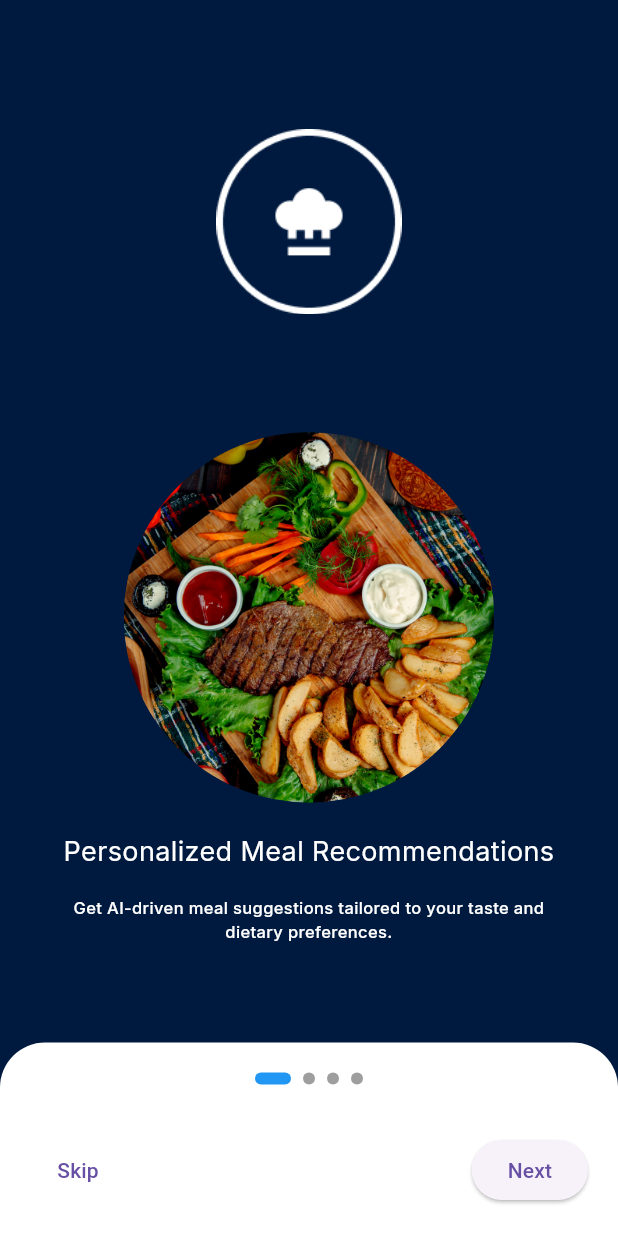
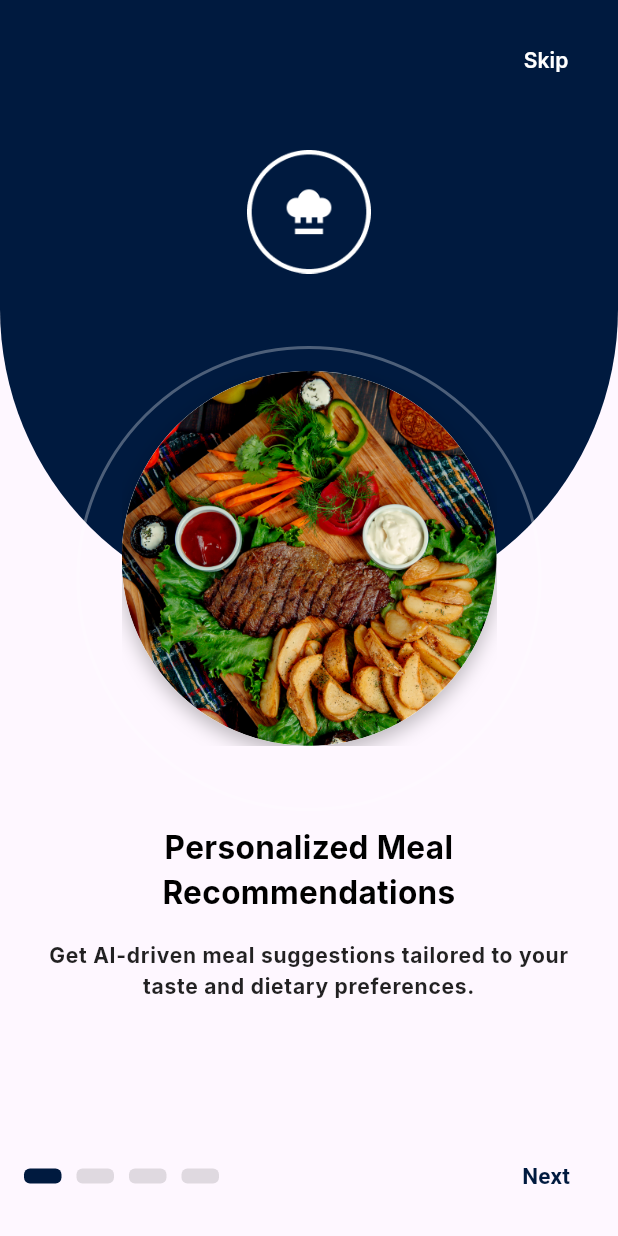
Before and after one commit to MuhammedZain15/meal_recommendation, a Flutter app: the screen it shows after launch, on a phone screen of 412 x 824 dp. Run offline on Flutter 3.47's test engine with Material 3 defaults, Android fonts, the phone set to English and light mode, and no system bars; drawn by our look-alikes of smooth_page_indicator; our stand-ins replace animate_do, bloc, flutter_screenutil, gap, go_router, google_fonts.

Commit message:
fix-onboarding-error done

```diff
--- a/lib/core/utils/app_router.dart
+++ b/lib/core/utils/app_router.dart
@@ -1,6 +1,7 @@
 import 'package:go_router/go_router.dart';
 import 'package:meal_recommendation/features/home/presentation/view/home_view.dart';
 import 'package:meal_recommendation/features/onboarding/onboarding_view.dart';
+import 'package:meal_recommendation/features/splash/splash_view.dart';
 
 import '../../features/auth/login/presentation/view/login_view.dart';
 import '../../features/auth/register/presentation/view/register_view.dart';
@@ -20,9 +21,9 @@ abstract class AppRouter {
     initialLocation: kSplashView,
     routes: [
       GoRoute(
-        path: '/',
+        path: kSplashView,
         builder: (context, state) {
-          return OnboardingView();
+          return SplashView();
         },
       ),
       GoRoute(
--- a/lib/features/onboarding/widgets/onboarding_controls.dart
+++ b/lib/features/onboarding/widgets/onboarding_controls.dart
@@ -1,69 +1,149 @@
 import 'package:flutter/material.dart';
-import 'package:go_router/go_router.dart';
-import 'package:smooth_page_indicator/smooth_page_indicator.dart';
-import '../../../core/utils/app_router.dart';
-import '../Onboarding_page_model.dart';
+import 'package:meal_recommendation/core/utils/app_colors.dart';
 
-class OnboardingControls extends StatelessWidget {
-  final PageController controller;
-  final bool isLastPage;
+class NavigationRow extends StatelessWidget {
+  final int currentPage;
+  final int totalPages;
+  final PageController pageController;
+  final VoidCallback onLoginPressed;
 
-  const OnboardingControls({
+  const NavigationRow({
     super.key,
-    required this.controller,
-    required this.isLastPage,
+    required this.currentPage,
+    required this.totalPages,
+    required this.pageController,
+    required this.onLoginPressed,
   });
 
   @override
   Widget build(BuildContext context) {
-    double screenWidth = MediaQuery.of(context).size.width;
-    double screenHeight = MediaQuery.of(context).size.height;
-    return Container(
-      padding: const EdgeInsets.symmetric(horizontal: 20, vertical: 20),
-      decoration: const BoxDecoration(
-        color: Colors.white,
-        borderRadius: BorderRadius.only(
-          topLeft: Radius.circular(30),
-          topRight: Radius.circular(30),
-        ),
-      ),
-      child: Column(
+    return Padding(
+      padding: const EdgeInsets.all(16.0),
+      child: Row(
+        mainAxisAlignment: MainAxisAlignment.spaceBetween,
         children: [
-          SmoothPageIndicator(
-            controller: controller,
-            count: onboardingPages.length,
-            effect: const ExpandingDotsEffect(
-              activeDotColor: Colors.blue,
-              dotHeight: 8,
-              dotWidth: 8,
-            ),
-          ),
-           SizedBox(height: screenHeight * 0.04),
-          Row(
-            mainAxisAlignment: MainAxisAlignment.spaceBetween,
-            children: [
-              TextButton(
-                onPressed:
-                    () => controller.jumpToPage(onboardingPages.length - 1),
-                child: const Text("Skip"),
-              ),
-              ElevatedButton(
-                onPressed: () {
-                  if (isLastPage) {
-                    GoRouter.of(context).push(AppRouter.kLoginView);
-                  } else {
-                    controller.nextPage(
-                      duration: const Duration(milliseconds: 200),
-                      curve: Curves.ease,
-                    );
-                  }
-                },
-                child: Text(isLastPage ? "Login" : "Next"),
-              ),
-            ],
+          if (currentPage > 0)
+            PreviousButton(pageController: pageController),
+          PageIndicators(currentPage: currentPage, totalPages: totalPages),
+          NavigationButton(
+            currentPage: currentPage,
+            totalPages: totalPages,
+            pageController: pageController,
+            onLoginPressed: onLoginPressed,
           ),
         ],
       ),
     );
   }
 }
+
+// ======== Page Indicators ========
+class PageIndicators extends StatelessWidget {
+  final int currentPage;
+  final int totalPages;
+
+  const PageIndicators({
+    required this.currentPage,
+    required this.totalPages,
+    super.key,
+  });
+
+  @override
+  Widget build(BuildContext context) {
+    return Row(
+      children: List.generate(
+        totalPages,
+            (index) => Padding(
+          padding: const EdgeInsets.only(right: 10),
+          child: TweenAnimationBuilder<Color?>(
+            tween: ColorTween(
+              begin: Colors.black12,
+              end: currentPage == index ? AppColors.kPrimary : Colors.black12,
+            ),
+            duration: const Duration(milliseconds: 500),
+            builder: (context, color, child) {
+              return Container(
+                width: 25,
+                height: 10,
+                decoration: BoxDecoration(
+                  color: color,
+                  shape: BoxShape.rectangle,
+                  borderRadius: BorderRadius.circular(4),
+                ),
+              );
+            },
+          ),
+        ),
+      ),
+    );
+  }
+}
+
+// ======== Navigation Button (Next & Login) ========
+class NavigationButton extends StatelessWidget {
+  final int currentPage;
+  final int totalPages;
+  final PageController pageController;
+  final VoidCallback onLoginPressed;
+
+  const NavigationButton({super.key,
+    required this.currentPage,
+    required this.totalPages,
+    required this.pageController,
+    required this.onLoginPressed,
+  });
+
+  @override
+  Widget build(BuildContext context) {
+    return TextButton(
+      onPressed: () {
+        if (currentPage < totalPages - 1) {
+          pageController.nextPage(
+            duration: const Duration(milliseconds: 800),
+            curve: Curves.decelerate,
+          );
+        } else {
+          onLoginPressed();
+        }
+      },
+      child: Text(
+        currentPage == totalPages - 1 ? "Login" : "Next",
+        style: TextStyle(
+          fontWeight: FontWeight.w700,
+          fontSize: 15,
+          color: AppColors.kPrimary,
+        ),
+      ),
+    );
+  }
+}
+
+// ======== Previous Button ========
+class PreviousButton extends StatelessWidget {
+  final PageController pageController;
+
+  const PreviousButton({
+    required this.pageController,
+    super.key,
+  });
+
+  @override
+  Widget build(BuildContext context) {
+    return TextButton(
+      onPressed: () {
+        pageController.previousPage(
+          duration: const Duration(milliseconds: 800),
+          curve: Curves.decelerate,
+        );
+      },
+      child: Text(
+        "Previous",
+        style: TextStyle(
+          fontWeight: FontWeight.w700,
+          fontSize: 15,
+          color: AppColors.kPrimary,
+        ),
+      ),
+    );
+  }
+}
--- /dev/null
+++ b/lib/features/onboarding/widgets/onboarding_image.dart
@@ -0,0 +1,59 @@
+import 'package:flutter/material.dart';
+
+import '../Onboarding_page_model.dart';
+
+class OnboardingImage extends StatelessWidget {
+  final PageController pageController;
+  final List<OnboardingPageModel> onboardingContents;
+  final double height;
+  final double width;
+  final int currentPage;
+  final Function(int) onPageChanged;
+
+  const OnboardingImage({super.key,
+    required this.pageController,
+    required this.onboardingContents,
+    required this.height,
+    required this.width,
+    required this.currentPage,
+    required this.onPageChanged,
+  });
+
+  @override
+  Widget build(BuildContext context) {
+    return Positioned(
+      top: height * 0.30,
+      left: width * 0.5 - 125,
+      child: SizedBox(
+        height: 250,
+        width: 250,
+        child: PageView.builder(
+          controller: pageController,
+          itemCount: onboardingContents.length,
+          onPageChanged: onPageChanged,
+          itemBuilder: (context, index) {
+            return Container(
+              decoration: const BoxDecoration(
+                shape: BoxShape.circle,
+                boxShadow: [
+                  BoxShadow(
+                    color: Colors.black26,
+                    blurRadius: 10,
+                    offset: Offset(0, 5),
+                  ),
+                ],
+              ),
+              child: CircleAvatar(
+                radius: 125,
+                backgroundColor: Colors.white,
+                backgroundImage: AssetImage(
+                  onboardingContents[index].imagePath,
+                ),
+              ),
+            );
+          },
+        ),
+      ),
+    );
+  }
+}
--- a/lib/features/onboarding/widgets/onboarding_page.dart
+++ b/lib/features/onboarding/widgets/onboarding_page.dart
@@ -1,49 +1,48 @@
 import 'package:flutter/material.dart';
-import 'package:meal_recommendation/core/utils/app_images.dart';
 import 'package:meal_recommendation/core/utils/app_styles.dart';
 import '../Onboarding_page_model.dart';
 
 class OnboardingPage extends StatelessWidget {
-  final OnboardingPageModel page;
+  final int currentPage;
+  final List<OnboardingPageModel> onboardingContents;
+  final double height;
 
-  const OnboardingPage({super.key, required this.page});
+  const OnboardingPage({super.key,
+    required this.currentPage,
+    required this.onboardingContents,
+    required this.height,
+  });
 
   @override
   Widget build(BuildContext context) {
-    double screenWidth = MediaQuery.of(context).size.width;
-    double screenHeight = MediaQuery.of(context).size.height;
-    return Column(
-      mainAxisAlignment: MainAxisAlignment.center,
-      children: [
-        Image.asset(
-          AppImages.logo,
-          width: screenWidth * 0.3,
-          height: screenHeight * 0.2,
+    return Expanded(
+      child: Padding(
+        padding: const EdgeInsets.symmetric(horizontal: 24),
+        child: Column(
+          mainAxisAlignment: MainAxisAlignment.center,
+          children: [
+            Text(
+              onboardingContents[currentPage].title,
+              style: AppStyles.font21W700PrimaryColor.copyWith(
+                color: Colors.black,
+                fontWeight: FontWeight.bold,
+              ),
+              textAlign: TextAlign.center,
+            ),
+            SizedBox(height: height * 0.02),
+            Text(
+              onboardingContents[currentPage].description,
+              style: AppStyles.font21W700PrimaryColor.copyWith(
+                fontSize: 14,
+                color: Colors.black87,
+                letterSpacing: 0.5,
+                height: 1.5,
+              ),
+              textAlign: TextAlign.center,
+            ),
+          ],
         ),
-        SizedBox(height: screenHeight * 0.07),
-        ClipOval(
-          child: Image.asset(
-            page.imagePath,
-            width: screenWidth * 0.6,
-            fit: BoxFit.cover,
-          ),
-        ),
-        const SizedBox(height: 20),
-        Text(
-          page.title,
-          style: AppStyles.font18W400WhiteColor,
-          textAlign: TextAlign.center,
-        ),
-        SizedBox(height: screenHeight * 0.02),
-        Padding(
-          padding: const EdgeInsets.symmetric(horizontal: 30),
-          child: Text(
-            page.description,
-            style: AppStyles.font11W500WhiteColor,
-            textAlign: TextAlign.center,
-          ),
-        ),
-      ],
+      ),
     );
   }
 }
--- a/lib/features/onboarding/widgets/onboarding_view_body.dart
+++ b/lib/features/onboarding/widgets/onboarding_view_body.dart
@@ -1,44 +1,161 @@
 import 'package:flutter/material.dart';
-import 'package:meal_recommendation/core/utils/app_colors.dart';
-
+import 'package:go_router/go_router.dart';
+import 'package:meal_recommendation/core/utils/app_images.dart';
+import 'package:meal_recommendation/core/utils/app_router.dart';
+import 'package:meal_recommendation/core/utils/app_styles.dart';
+import '../../../core/utils/app_colors.dart';
 import '../Onboarding_page_model.dart';
 import 'onboarding_controls.dart';
+import 'onboarding_image.dart';
 import 'onboarding_page.dart';
 
 class OnboardingViewBody extends StatefulWidget {
   const OnboardingViewBody({super.key});
 
   @override
-  State<OnboardingViewBody> createState() => _OnboardingScreenState();
+  State<OnboardingViewBody> createState() => _OnBoardingScreenState();
 }
 
-class _OnboardingScreenState extends State<OnboardingViewBody> {
-  final PageController _controller = PageController();
-  bool isLastPage = false;
+class _OnBoardingScreenState extends State<OnboardingViewBody> {
+  int _currentPage = 0;
+  late PageController _pageController;
+
+  @override
+  void initState() {
+    super.initState();
+    _pageController = PageController(initialPage: 0);
+  }
+
+  @override
+  void dispose() {
+    _pageController.dispose();
+    super.dispose();
+  }
+
+  void _navigateToLogin() {
+    GoRouter.of(context).push(AppRouter.kLoginView);
+  }
 
   @override
   Widget build(BuildContext context) {
+    final Size screenSize = MediaQuery.of(context).size;
+    final double height = screenSize.height;
+    final double width = screenSize.width;
+
     return Scaffold(
-      body: Container(
-        decoration: BoxDecoration(color: AppColors.kPrimary),
+      body: Stack(
+        children: [
+          // Background and Border Containers
+          BackgroundColorStack(height: height, width: width),
+          // Main Content
+          SafeArea(
             child: Column(
               children: [
-            Expanded(
-              child: PageView(
-                controller: _controller,
+                // Skip Button
+                SkipButton(onPressed: _navigateToLogin),
+                // Logo
+                Padding(
+                  padding: const EdgeInsets.symmetric(vertical: 20),
+                  child: Image.asset(AppImages.logo, height: height * 0.1),
+                ),
+                const Spacer(),
+                OnboardingPage(
+                  currentPage: _currentPage,
+                  onboardingContents: onboardingPages,
+                  height: height,
+                ),
+                // Navigation Row
+                NavigationRow(
+                  currentPage: _currentPage,
+                  totalPages: onboardingPages.length,
+                  pageController: _pageController,
+                  onLoginPressed: _navigateToLogin,
+                ),
+              ],
+            ),
+          ),
+          OnboardingImage(
+            pageController: _pageController,
+            onboardingContents: onboardingPages,
+            height: height,
+            width: width,
+            currentPage: _currentPage,
             onPageChanged: (index) {
               setState(() {
-                    isLastPage = index == onboardingPages.length - 1;
+                _currentPage = index;
               });
             },
-                children:
-                    onboardingPages
-                        .map((page) => OnboardingPage(page: page))
-                        .toList(),
+          ),
+        ],
+      ),
+    );
+  }
+}
+
+class BackgroundColorStack extends StatelessWidget {
+  final double height;
+  final double width;
+
+  const BackgroundColorStack({
+    super.key,
+    required this.height,
+    required this.width,
+  });
+
+  @override
+  Widget build(BuildContext context) {
+    return Stack(
+      children: [
+        Positioned(
+          top: 0,
+          left: 0,
+          right: 0,
+          child: Container(
+            height: height * 0.5,
+            decoration: BoxDecoration(
+              color: AppColors.kPrimary,
+              borderRadius: BorderRadius.only(
+                bottomLeft: Radius.circular(width * 0.5),
+                bottomRight: Radius.circular(width * 0.5),
               ),
             ),
-            OnboardingControls(controller: _controller, isLastPage: isLastPage),
+          ),
+        ),
+
+        Positioned(
+          top: height * 0.28,
+          left: width * 0.5 - 155, // Centered
+          child: Container(
+            height: 310,
+            width: 310,
+            decoration: BoxDecoration(
+              shape: BoxShape.circle,
+              border: Border.all(
+                color: Colors.white.withOpacity(0.3),
+                width: 2.0,
+              ),
+            ),
+          ),
+        ),
       ],
+    );
+  }
+}
+
+class SkipButton extends StatelessWidget {
+  final VoidCallback onPressed;
+
+  const SkipButton({super.key, required this.onPressed});
+
+  @override
+  Widget build(BuildContext context) {
+    return Align(
+      alignment: Alignment.topRight,
+      child: Padding(
+        padding: const EdgeInsets.all(16.0),
+        child: TextButton(
+          onPressed: onPressed,
+          child: Text('Skip', style: AppStyles.font14W600WhiteColor),
         ),
       ),
     );
--- a/lib/features/splash/widgets/splash_view_body.dart
+++ b/lib/features/splash/widgets/splash_view_body.dart
@@ -1,9 +1,11 @@
 import 'package:animate_do/animate_do.dart';
 import 'package:flutter/material.dart';
+import 'package:go_router/go_router.dart';
 import 'package:meal_recommendation/core/utils/app_images.dart';
 import 'package:meal_recommendation/core/utils/app_styles.dart';
 
 import '../../../core/utils/app_colors.dart';
+import '../../../core/utils/app_router.dart';
 
 class SplashViewBody extends StatefulWidget {
   const SplashViewBody({super.key});
@@ -15,9 +17,9 @@ class SplashViewBody extends StatefulWidget {
 class _SplashViewBodyState extends State<SplashViewBody> {
   @override
   void initState() {
-    // Future.delayed(Duration(seconds: 2), () {
-    //   GoRouter.of(context).push(AppRouter.kOnboardingView);
-    // });
+    Future.delayed(Duration(seconds: 2), () {
+      GoRouter.of(context).push(AppRouter.kOnboardingView);
+    });
     super.initState();
   }
 
```
Lines whose indentation alone changed are shown as unchanged.
